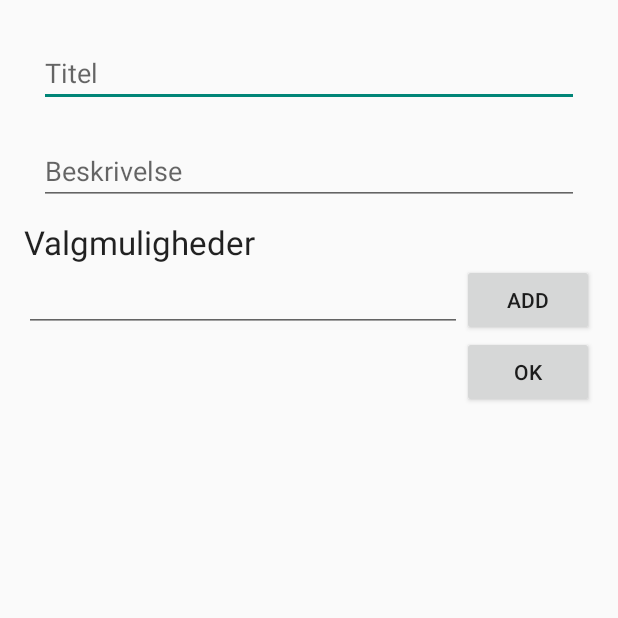
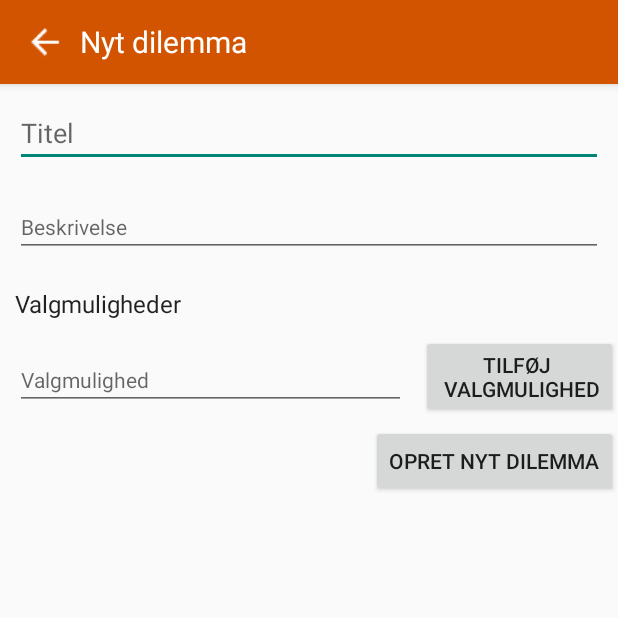
Before and after one commit to adamsen9/DilemmaAppBrugerint, an Android app: the Create screen opened directly, with no data from a screen before it, on a phone screen of 412 x 824 dp, the top half of it. Run offline under Robolectric (Android 15) with nearby library versions, the phone set to English and light mode, and no system bars; libraries missing offline, so code that uses them is left out: com.firebase.client; 1 statement that could not run was skipped.

Commit message:
Streamlined design according to googles material guidelines

```diff
--- a/app/src/main/java/adamsen/dk/Dilemma40/Create.java
+++ b/app/src/main/java/adamsen/dk/Dilemma40/Create.java
@@ -3,12 +3,14 @@ package adamsen.dk.Dilemma40;
 import android.app.ActionBar;
 import android.content.Intent;
 import android.graphics.Point;
+import android.media.Image;
 import android.os.Bundle;
 import android.view.LayoutInflater;
 import android.view.View;
 import android.view.View.OnClickListener;
 import android.widget.Button;
 import android.widget.EditText;
+import android.widget.ImageButton;
 import android.widget.LinearLayout;
 import android.widget.RadioGroup;
 import android.widget.TextView;
@@ -45,9 +47,12 @@ public class Create extends Activity {
         info = (EditText) findViewById(R.id.editText_beskrivelse);
         textIn = (EditText)findViewById(R.id.textin);
         buttonAdd = (Button)findViewById(R.id.add);
+
+        ImageButton backButton = (ImageButton) findViewById(R.id.backButton);
+        backButton.setOnClickListener(backHandler);
+
         container = (LinearLayout)findViewById(R.id.container);
         ok = (Button) findViewById(R.id.button_ok);
-
         buttonAdd.setOnClickListener(new OnClickListener() {
 
             @Override
@@ -99,6 +104,13 @@ public class Create extends Activity {
         });
     }
 
+    View.OnClickListener backHandler = new View.OnClickListener() {
+        @Override
+        public void onClick(View v) {
+            onBackPressed();
+        }
+    };
+
     public boolean isEmpty(){
         if(title.getText().toString().isEmpty()) return false;
         if(info.getText().toString().isEmpty()) return false;
--- a/app/src/main/java/adamsen/dk/Dilemma40/DilemmaAdapter.java
+++ b/app/src/main/java/adamsen/dk/Dilemma40/DilemmaAdapter.java
@@ -122,7 +122,6 @@ public class DilemmaAdapter extends BaseExpandableListAdapter {
         //Toast
         String message = ((Dilemma) getChild(parent, child)).getTitel();
 
-        Toast.makeText(ctx, message, Toast.LENGTH_SHORT).show();
 
         //Return
         return convertView;
--- a/app/src/main/res/layout/create_layout.xml
+++ b/app/src/main/res/layout/create_layout.xml
@@ -1,4 +1,7 @@
 <?xml version="1.0" encoding="utf-8"?>
+
+
+
 
 <ScrollView xmlns:android="http://schemas.android.com/apk/res/android"
     android:layout_width="fill_parent"
@@ -7,31 +10,82 @@
 
 
 
+
+
     <LinearLayout xmlns:android="http://schemas.android.com/apk/res/android"
         xmlns:tools="http://schemas.android.com/tools"
         android:layout_width="match_parent"
         android:layout_height="match_parent"
-        android:paddingBottom="@dimen/activity_vertical_margin"
-        android:paddingLeft="@dimen/activity_horizontal_margin"
-        android:paddingRight="@dimen/activity_horizontal_margin"
-        android:paddingTop="@dimen/activity_vertical_margin"
         android:orientation="vertical"
         tools:context=".MainActivity"
         android:id="@+id/Vertscroll">
+
+        <android.support.v7.widget.Toolbar
+            android:text="Dilemma App"
+            android:textColor="#ecf0f1"
+            android:id="@+id/my_toolbar"
+            android:layout_width="match_parent"
+            android:layout_height="56dp"
+            android:background="#d35400"
+            android:elevation="4dp"
+            android:theme="@style/ThemeOverlay.AppCompat.ActionBar"
+
+            android:layout_alignParentTop="true"
+            android:layout_alignParentStart="true">
+
+
+            <RelativeLayout
+                android:layout_width="match_parent"
+                android:layout_height="match_parent">
+
+
+                <ImageButton
+                    android:background="#d35400"
+                    android:id="@+id/backButton"
+                    android:layout_width="wrap_content"
+                    android:layout_height="wrap_content"
+
+                    android:src="@drawable/ic_arrow_back_white_48dp"
+
+                    android:layout_gravity="center_horizontal"
+                    android:layout_weight="0.01"
+                    android:layout_centerVertical="true"
+                    android:layout_alignParentStart="true" />
+
+                <TextView
+                    android:id="@+id/title"
+                    android:layout_width="wrap_content"
+                    android:layout_height="wrap_content"
+                    android:layout_gravity="bottom"
+
+                    android:text="Nyt dilemma"
+                    android:textColor="#ffffff"
+                    android:textSize="20sp"
+                    android:layout_weight="0.01"
+                    android:layout_centerVertical="true"
+                    android:layout_toEndOf="@+id/backButton"
+                    android:paddingLeft="10dp" />
+            </RelativeLayout>
+
+        </android.support.v7.widget.Toolbar>
+
 
         <EditText
             android:layout_width="match_parent"
             android:layout_height="wrap_content"
             android:id="@+id/editText_titel"
             android:layout_margin="10dp"
+            android:layout_marginLeft="16dp"
             android:hint="Titel" />
 
         <EditText
             android:layout_width="match_parent"
             android:layout_height="wrap_content"
             android:id="@+id/editText_beskrivelse"
+            android:hint="Beskrivelse"
             android:layout_margin="10dp"
-            android:hint="Beskrivelse" />
+            android:layout_marginLeft="16dp"
+            android:textSize="14sp" />
 
 
 
@@ -40,7 +94,10 @@
             android:layout_height="wrap_content"
             android:textAppearance="?android:attr/textAppearanceLarge"
             android:text="Valgmuligheder"
-            android:id="@+id/textView_valg" />
+            android:id="@+id/textView_valg"
+            android:layout_marginLeft="16dp"
+            android:textSize="16sp"
+            android:layout_margin="10dp" />
 
 
         <RelativeLayout
@@ -55,13 +112,17 @@
                 android:layout_width="wrap_content"
                 android:layout_height="wrap_content"
                 android:layout_alignParentRight="true"
-                android:text="Add"/>
+                android:text="Tilføj \n Valgmulighed"/>
             <EditText
                 android:id="@+id/textin"
                 android:layout_width="match_parent"
                 android:layout_height="wrap_content"
                 android:layout_alignParentLeft="true"
-                android:layout_toLeftOf="@id/add"/>
+                android:layout_toLeftOf="@id/add"
+                android:layout_margin="10dp"
+                android:layout_marginLeft="16dp"
+                android:hint="Valgmulighed"
+                android:textSize="14sp" />
         </RelativeLayout>
 
 
@@ -76,9 +137,10 @@
         <Button
             android:layout_width="wrap_content"
             android:layout_height="wrap_content"
-            android:text="ok"
+            android:text="Opret nyt dilemma"
             android:id="@+id/button_ok"
-            android:layout_gravity="right" />
+            android:layout_gravity="right"
+            android:layout_weight="0.05" />
 
 
     </LinearLayout>
--- a/app/src/main/res/layout/row.xml
+++ b/app/src/main/res/layout/row.xml
@@ -16,5 +16,6 @@
         android:layout_width="match_parent"
         android:layout_height="wrap_content"
         android:layout_alignParentLeft="true"
+        android:layout_marginLeft="16dp"
         android:layout_toLeftOf="@id/remove"/>
 </RelativeLayout>
--- /dev/null
+++ b/app/src/main/res/values/refs.xml
@@ -0,0 +1,3 @@
+<?xml version="1.0" encoding="utf-8"?>
+<resources>
+</resources>
--- a/app/src/main/res/values/strings.xml
+++ b/app/src/main/res/values/strings.xml
@@ -1,4 +1,4 @@
 <resources>
-    <string name="app_name">BlankProjekt</string>
+    <string name="app_name">Dilemma App Gruppe 40</string>
     <string name="title_activity_create">MyCreate</string>
 </resources>
```
Also changed, not shown: app/src/main/java/adamsen/dk/Dilemma40/MainActivity.java (+6 -18 lines), app/src/main/res/layout/activity_main.xml (+42 -11 lines), app/src/main/res/layout/child_layout.xml (+2 -6 lines), app/src/main/res/layout/parent_layout.xml (+5 -2 lines), app/src/main/res/drawable/ic_add_circle_white_48dp.png (added), app/src/main/res/drawable/ic_arrow_back_white_48dp.png (added), settings.gradle (line endings or trailing spaces), 32 other files.
